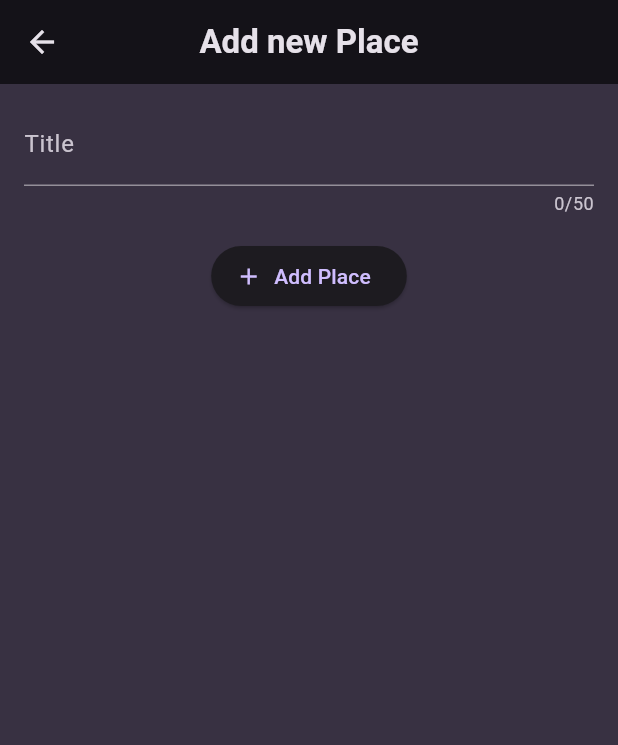
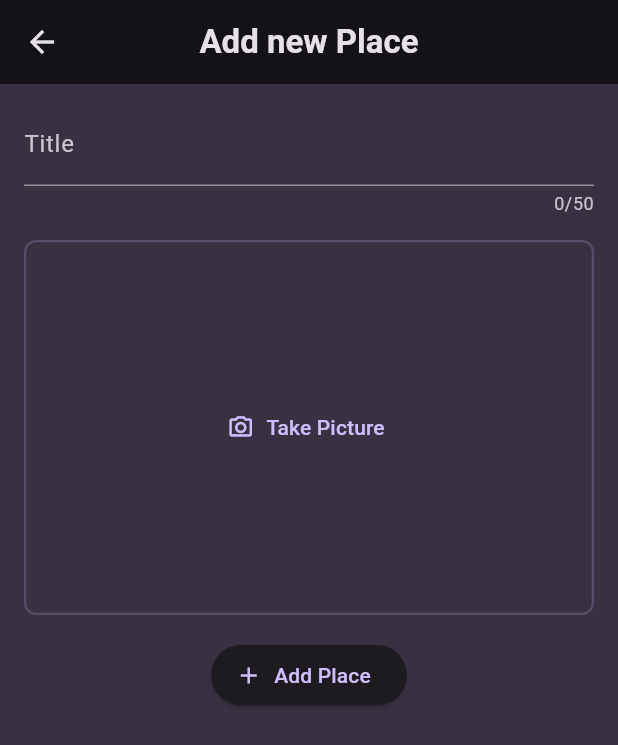
Before and after one commit to eacardenase/flutter-my-places, a Flutter app: the AddPlaceScreen screen opened directly, on a phone screen of 412 x 824 dp. Shown: the top 745 px of the screen. Run offline on Flutter 3.47's test engine with Material 3 defaults, Android fonts, the light colour scheme and no system bars; our stand-ins replace flutter_riverpod, google_fonts.

Commit message:
feat: add image input setup

```diff
--- a/lib/widgets/add_place_form.dart
+++ b/lib/widgets/add_place_form.dart
@@ -4,6 +4,7 @@
 
 import 'package:my_places/models/place.dart';
 import 'package:my_places/providers/favorite_places_provider.dart';
+import 'package:my_places/widgets/image_input.dart';
 
 class NewPlaceForm extends ConsumerStatefulWidget {
   const NewPlaceForm({super.key});
@@ -63,6 +64,9 @@
             },
           ),
           const SizedBox(height: 16),
+          // ImagePicker
+          const ImageInput(),
+          const SizedBox(height: 16),
           ElevatedButton.icon(
             onPressed: _saveForm,
             icon: const Icon(Icons.add),
--- /dev/null
+++ b/lib/widgets/image_input.dart
@@ -0,0 +1,33 @@
+import 'package:flutter/material.dart';
+
+class ImageInput extends StatefulWidget {
+  const ImageInput({super.key});
+
+  @override
+  State<ImageInput> createState() => _ImageInputState();
+}
+
+class _ImageInputState extends State<ImageInput> {
+  void _takePicture() {}
+
+  @override
+  Widget build(BuildContext context) {
+    return Container(
+      height: 250,
+      width: double.infinity,
+      alignment: Alignment.center, // center both horizontally and vertically
+      decoration: BoxDecoration(
+        border: Border.all(
+          width: 1.5,
+          color: Theme.of(context).colorScheme.primary.withOpacity(0.2),
+        ),
+        borderRadius: BorderRadius.circular(8),
+      ),
+      child: TextButton.icon(
+        onPressed: _takePicture,
+        icon: const Icon(Icons.camera_alt_outlined),
+        label: const Text('Take Picture'),
+      ),
+    );
+  }
+}
```
